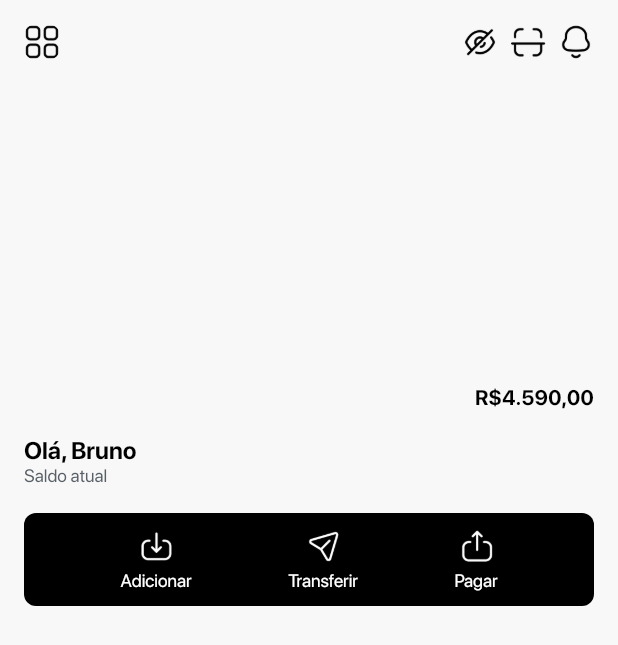
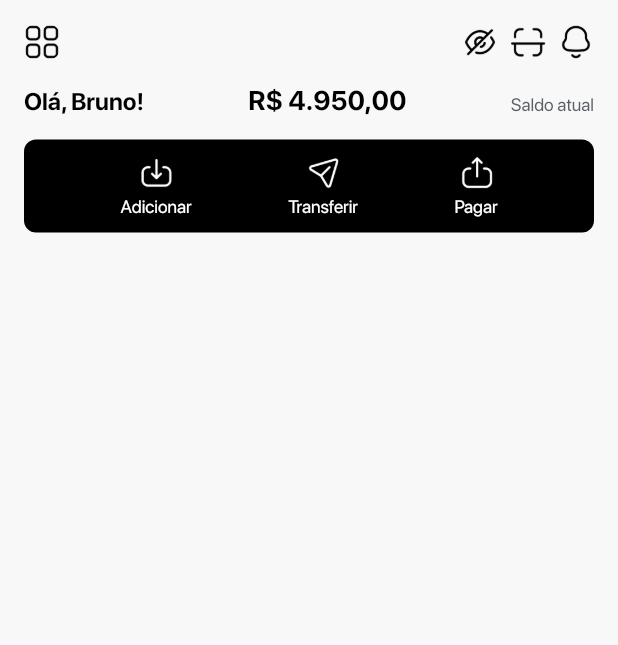
Before and after one commit to brunocrz/finapp, a Flutter app: the screen it shows after launch, on a phone screen of 412 x 824 dp. Shown: the top 645 px of the screen. Run offline on Flutter 3.47's test engine with Material 2 defaults, Android fonts, the phone set to English and light mode, and no system bars; our stand-ins replace auto_size_text, cloud_firestore, firebase_auth, firebase_core, font_awesome_flutter, from_css_color and 9 more; missing offline and left inert: json_path; accounts and stored records are empty; project files that could hold a hidden picture were left out.

Commit message:
Updating to latest FlutterFlow output.

```diff
--- a/lib/pages/home_page/home_page_widget.dart
+++ b/lib/pages/home_page/home_page_widget.dart
@@ -36,8 +36,6 @@ class _HomePageWidgetState extends State<HomePageWidget> {
   Widget build(BuildContext context) {
     return GestureDetector(
       onTap: () => FocusScope.of(context).requestFocus(_model.unfocusNode),
-      child: WillPopScope(
-        onWillPop: () async => false,
       child: Scaffold(
         key: scaffoldKey,
         backgroundColor: Color(0xFFF8F8F8),
@@ -97,19 +95,14 @@ class _HomePageWidgetState extends State<HomePageWidget> {
                     ),
                   ),
                   Align(
-                      alignment: AlignmentDirectional(0.00, -1.00),
+                    alignment: AlignmentDirectional(-1.00, -1.00),
                     child: Row(
                       mainAxisSize: MainAxisSize.max,
                       mainAxisAlignment: MainAxisAlignment.spaceBetween,
                       crossAxisAlignment: CrossAxisAlignment.end,
                       children: [
-                          Column(
-                            mainAxisSize: MainAxisSize.max,
-                            crossAxisAlignment: CrossAxisAlignment.start,
-                            children: [
                         Text(
-                                'Olá, Bruno',
-                                textAlign: TextAlign.start,
+                          'Olá, Bruno!',
                           style: TextStyle(
                             fontFamily: 'SF Pro Display',
                             color: Colors.black,
@@ -118,24 +111,20 @@ class _HomePageWidgetState extends State<HomePageWidget> {
                           ),
                         ),
                         Text(
-                                'Saldo atual',
-                                textAlign: TextAlign.start,
-                                style: TextStyle(
-                                  fontFamily: 'SF Pro Display',
-                                  color: Color(0xFF595F67),
-                                  fontWeight: FontWeight.normal,
-                                  fontSize: 12.0,
-                                ),
-                              ),
-                            ],
-                          ),
-                          Text(
-                            'R\$4.590,00',
+                          'R\$ 4.950,00',
                           style: TextStyle(
                             fontFamily: 'SF Pro Display',
                             color: Colors.black,
                             fontWeight: FontWeight.bold,
-                              height: 19.0,
+                            fontSize: 18.0,
+                          ),
+                        ),
+                        Text(
+                          'Saldo atual',
+                          style: TextStyle(
+                            fontFamily: 'SF Pro Display',
+                            color: Color(0xFF595F67),
+                            fontSize: 12.0,
                           ),
                         ),
                       ],
@@ -233,8 +222,7 @@ class _HomePageWidgetState extends State<HomePageWidget> {
                       ),
                     ),
                   ),
-                  ].divide(SizedBox(height: 18.0)),
-                ),
+                ].divide(SizedBox(height: 16.0)),
               ),
             ),
           ),
```
Lines whose indentation alone changed are shown as unchanged.
